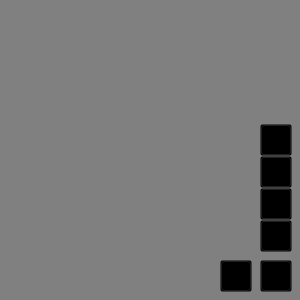
This is GenshinImpact_AutoMap/GenshinImpact_AutoMap.ui in Chaos192/GenshinImpact_AutoMap as Qt 5 draws it before an edit. The edited form follows.
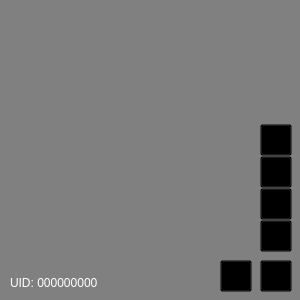
This is the edited form. Icons and pictures are not drawn. Custom widgets are drawn as their Qt base class.

```diff
--- a/GenshinImpact_AutoMap/GenshinImpact_AutoMap.ui
+++ b/GenshinImpact_AutoMap/GenshinImpact_AutoMap.ui
@@ -267,6 +267,25 @@
      </size>
     </property>
    </widget>
+   <widget class="QLabel" name="UIDLabel">
+    <property name="geometry">
+     <rect>
+      <x>10</x>
+      <y>275</y>
+      <width>151</width>
+      <height>16</height>
+     </rect>
+    </property>
+    <property name="styleSheet">
+     <string notr="true">Color:rgb(255, 255, 255)</string>
+    </property>
+    <property name="text">
+     <string>UID: 000000000</string>
+    </property>
+    <property name="textFormat">
+     <enum>Qt::AutoText</enum>
+    </property>
+   </widget>
   </widget>
  </widget>
  <layoutdefault spacing="6" margin="11"/>
```
